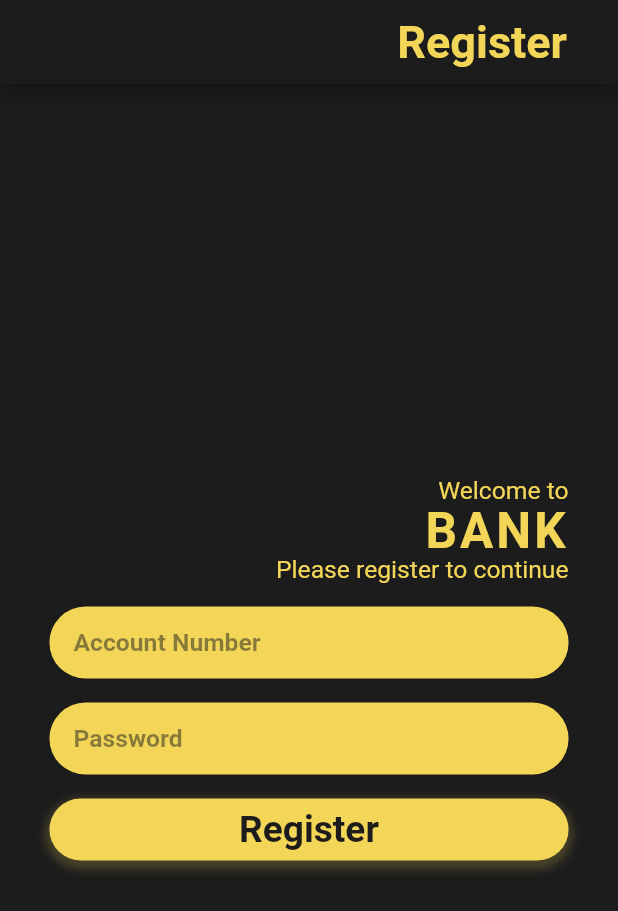
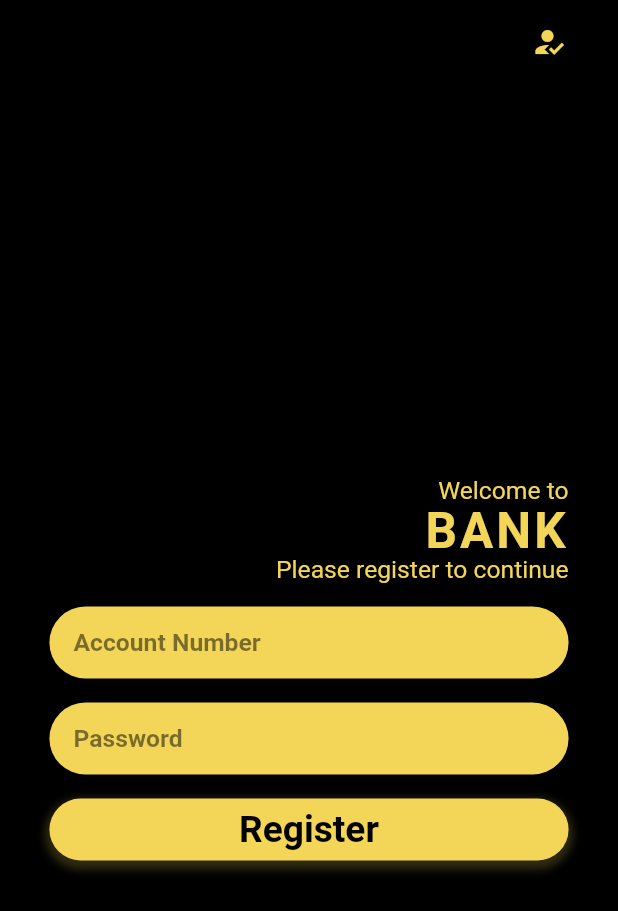
Before and after one commit to silentl007/bankapptest, a Flutter app: the Register screen opened directly, on a phone screen of 412 x 824 dp. Shown: the top 911 px of the screen. Run offline on Flutter 3.47's test engine with Material 2 defaults, Android fonts, the phone set to English and light mode, and no system bars.

```diff
--- a/lib/model.dart
+++ b/lib/model.dart
@@ -3,24 +3,22 @@ import 'package:flutter/material.dart';
 import 'package:http/http.dart' as http;
 
 class UserColors {
-  static const blackbackground = Color(0xFF1C1C1C);
+  static const blackbackground = Colors.black;
+//  static const blackbackground = Color(0xFF1C1C1C)
   static const yellowColor = Color(0xFFF3D657);
 }
 
 class UserWidgets {
-  userappbar(String text) {
+  userappbar(IconData icon) {
     return AppBar(
       title: Padding(
         padding: const EdgeInsets.all(18.0),
         child: Row(
           mainAxisAlignment: MainAxisAlignment.end,
           children: [
-            Text(
-              text,
-              style: TextStyle(
-                  color: UserColors.yellowColor,
-                  fontWeight: FontWeight.bold,
-                  fontSize: 30),
+            Icon(
+              icon,
+              color: UserColors.yellowColor,
             ),
           ],
         ),
@@ -178,7 +176,7 @@ class RegisterLogic {
           headers: {'Content-Type': 'application/json; charset=UTF-8'});
       print('=======> body: ${send.body}');
       print('=======> status: ${send.statusCode}');
-       print('=======> register details: $registerDetails');
+      print('=======> register details: $registerDetails');
       return send.statusCode;
     } catch (e) {
       print('=======> error: $e');
--- a/lib/register.dart
+++ b/lib/register.dart
@@ -2,12 +2,22 @@ import 'package:bankapp/login.dart';
 import 'package:bankapp/model.dart';
 import 'package:flutter/material.dart';
 
-class Register extends StatelessWidget {
+class Register extends StatefulWidget {
+  @override
+  _RegisterState createState() => _RegisterState();
+}
+
+class _RegisterState extends State<Register> {
   final RegisterLogic registerClass = RegisterLogic();
+
   final UserWidgets userWidgets = UserWidgets();
+
   final usernameControl = TextEditingController();
+
   final passwordControl = TextEditingController();
+
   final _key = GlobalKey<FormState>();
+
   @override
   Widget build(BuildContext context) {
     final node = FocusScope.of(context);
@@ -24,7 +34,7 @@ class Register extends StatelessWidget {
         },
         child: Scaffold(
           backgroundColor: UserColors.blackbackground,
-          appBar: userWidgets.userappbar('Register'),
+          appBar: userWidgets.userappbar(Icons.how_to_reg),
           body: Center(
             child: SingleChildScrollView(
               child: Padding(
@@ -211,7 +221,10 @@ class Register extends StatelessWidget {
   resetField() {
     WidgetsBinding.instance.addPostFrameCallback((_) {
       var keyState = _key.currentState;
-      keyState.reset();
+      setState(() {
+       keyState.reset();
+      });
+
     });
   }
 }
```
Also changed, not shown: lib/home.dart (+60 -4 lines), lib/login.dart (+64 -3 lines).
